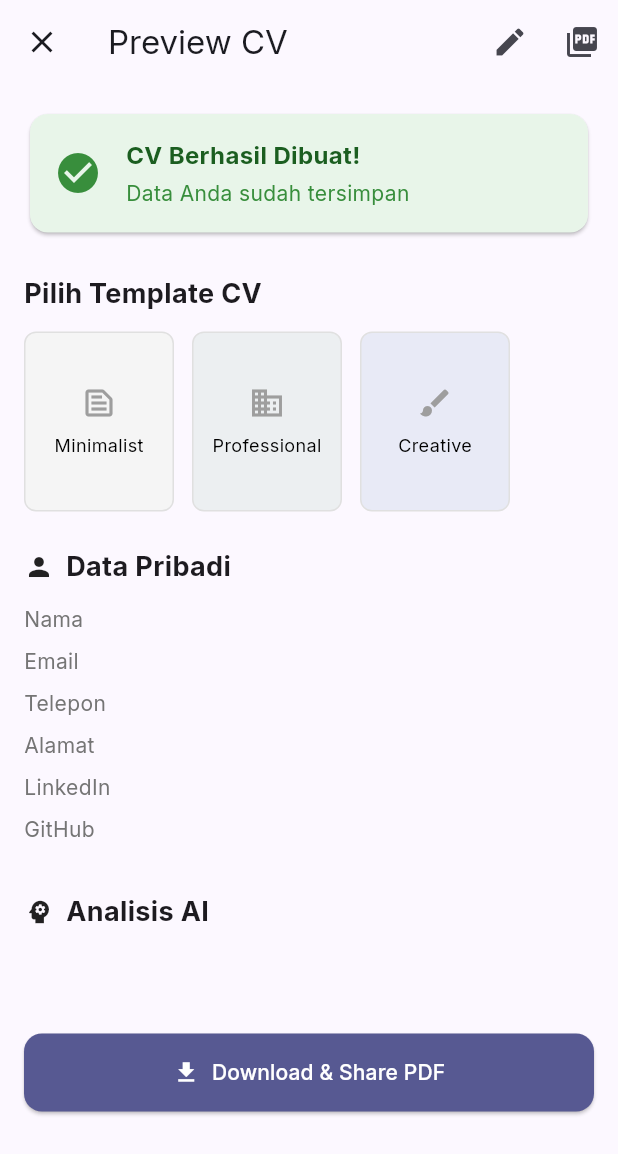
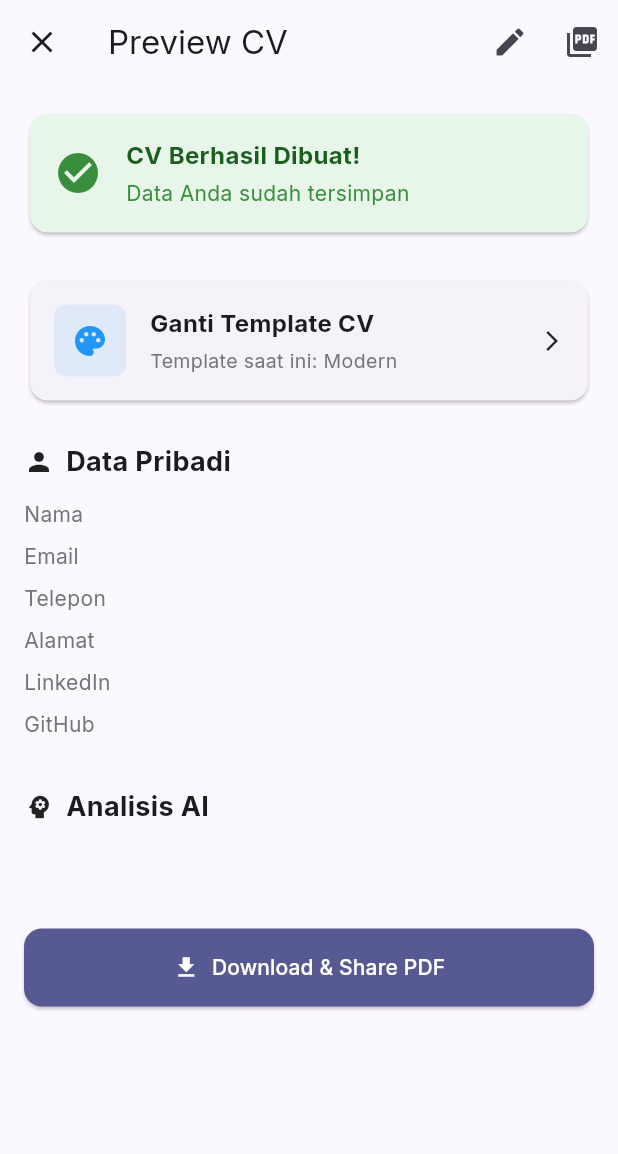
Before and after one commit to Julianarwansah/smartcv_creator_app, a Flutter app: the ResumePreviewScreen screen opened directly with empty values, on a phone screen of 412 x 824 dp. Shown: the top 1154 px of the screen. Run offline on Flutter 3.47's test engine with Material 3 defaults, Android fonts, the phone set to English and light mode, and no system bars; our stand-ins replace cloud_firestore, firebase_auth, firebase_core, google_fonts, pdf, printing; accounts and stored records are empty.

Commit message:
Menambahkan fitur ganti template untuk CV yang sudah ada tanpa perlu input ulang data

```diff
--- a/lib/screens/resume/resume_preview_screen.dart
+++ b/lib/screens/resume/resume_preview_screen.dart
@@ -1,8 +1,10 @@
 import 'package:flutter/material.dart';
 import 'package:provider/provider.dart';
 import '../../providers/resume_provider.dart';
+import '../../data/cv_template_data.dart';
 import 'resume_form_screen.dart';
 import 'pdf_preview_screen.dart';
+import 'template_change_screen.dart';
 import '../home_screen.dart';
 
 class ResumePreviewScreen extends StatefulWidget {
@@ -170,39 +172,76 @@ class _ResumePreviewScreenState extends State<ResumePreviewScreen> {
                 ),
                 const SizedBox(height: 24),
 
-                // Template Selector
-                const Text(
-                  'Pilih Template CV',
-                  style: TextStyle(fontSize: 18, fontWeight: FontWeight.bold),
-                ),
-                const SizedBox(height: 12),
-                SizedBox(
-                  height: 120,
-                  child: ListView(
-                    scrollDirection: Axis.horizontal,
-                    children: [
-                      _buildTemplateOption(
+                // Template Change Button
+                Card(
+                  child: InkWell(
+                    onTap: () async {
+                      final newTemplateId = await Navigator.push<String>(
                         context,
-                        resumeProvider,
-                        'minimalist',
-                        'Minimalist',
-                        Colors.grey[100]!,
+                        MaterialPageRoute(
+                          builder: (context) =>
+                              TemplateChangeScreen(resume: resume),
+                        ),
+                      );
+
+                      if (newTemplateId != null && mounted) {
+                        final updatedResume = resume.copyWith(
+                          templateId: newTemplateId,
+                        );
+                        await resumeProvider.updateResume(updatedResume);
+
+                        if (mounted) {
+                          ScaffoldMessenger.of(context).showSnackBar(
+                            const SnackBar(
+                              content: Text('Template berhasil diubah! 🎨'),
+                              backgroundColor: Colors.green,
+                            ),
+                          );
+                        }
+                      }
+                    },
+                    child: Padding(
+                      padding: const EdgeInsets.all(16),
+                      child: Row(
+                        children: [
+                          Container(
+                            padding: const EdgeInsets.all(12),
+                            decoration: BoxDecoration(
+                              color: Colors.blue.withOpacity(0.1),
+                              borderRadius: BorderRadius.circular(8),
+                            ),
+                            child: const Icon(
+                              Icons.palette,
+                              color: Colors.blue,
+                            ),
+                          ),
+                          const SizedBox(width: 16),
+                          Expanded(
+                            child: Column(
+                              crossAxisAlignment: CrossAxisAlignment.start,
+                              children: [
+                                const Text(
+                                  'Ganti Template CV',
+                                  style: TextStyle(
+                                    fontWeight: FontWeight.bold,
+                                    fontSize: 16,
+                                  ),
+                                ),
+                                const SizedBox(height: 4),
+                                Text(
+                                  'Template saat ini: ${_getTemplateName(resume.templateId)}',
+                                  style: TextStyle(
+                                    color: Colors.grey[600],
+                                    fontSize: 13,
+                                  ),
+                                ),
+                              ],
+                            ),
+                          ),
+                          const Icon(Icons.arrow_forward_ios, size: 16),
+                        ],
                       ),
-                      _buildTemplateOption(
-                        context,
-                        resumeProvider,
-                        'professional',
-                        'Professional',
-                        Colors.blueGrey[50]!,
-                      ),
-                      _buildTemplateOption(
-                        context,
-                        resumeProvider,
-                        'creative',
-                        'Creative',
-                        Colors.indigo[50]!,
-                      ),
-                    ],
+                    ),
                   ),
                 ),
                 const SizedBox(height: 24),
@@ -596,66 +635,11 @@ class _ResumePreviewScreenState extends State<ResumePreviewScreen> {
     );
   }
 
-  Widget _buildTemplateOption(
-    BuildContext context,
-    ResumeProvider provider,
-    String id,
-    String label,
-    Color color,
-  ) {
-    final isSelected = provider.currentResume?.templateId == id;
-    return GestureDetector(
-      onTap: () {
-        if (provider.currentResume != null) {
-          final updatedResume = provider.currentResume!.copyWith(
-            templateId: id,
-          );
-          provider.updateResume(
-            updatedResume,
-            isSilent: true,
-          ); // Update immediately
-        }
-      },
-      child: Container(
-        width: 100,
-        margin: const EdgeInsets.only(right: 12),
-        decoration: BoxDecoration(
-          color: color,
-          borderRadius: BorderRadius.circular(8),
-          border: isSelected
-              ? Border.all(color: Theme.of(context).primaryColor, width: 2)
-              : Border.all(color: Colors.grey[300]!),
-        ),
-        child: Column(
-          mainAxisAlignment: MainAxisAlignment.center,
-          children: [
-            Icon(
-              id == 'minimalist'
-                  ? Icons.text_snippet_outlined
-                  : id == 'professional'
-                  ? Icons.business
-                  : Icons.brush,
-              color: isSelected ? Theme.of(context).primaryColor : Colors.grey,
-            ),
-            const SizedBox(height: 8),
-            Text(
-              label,
-              style: TextStyle(
-                fontWeight: isSelected ? FontWeight.bold : FontWeight.normal,
-                color: isSelected
-                    ? Theme.of(context).primaryColor
-                    : Colors.black,
-                fontSize: 12,
-              ),
-            ),
-            if (isSelected)
-              const Padding(
-                padding: EdgeInsets.only(top: 4),
-                child: Icon(Icons.check_circle, size: 16, color: Colors.green),
-              ),
-          ],
-        ),
-      ),
+  String _getTemplateName(String templateId) {
+    final template = cvTemplates.firstWhere(
+      (t) => t.id == templateId,
+      orElse: () => cvTemplates[0],
     );
+    return template.name;
   }
 }
```
Also changed, not shown: lib/screens/resume/template_change_screen.dart (added, +154 -0 lines).
